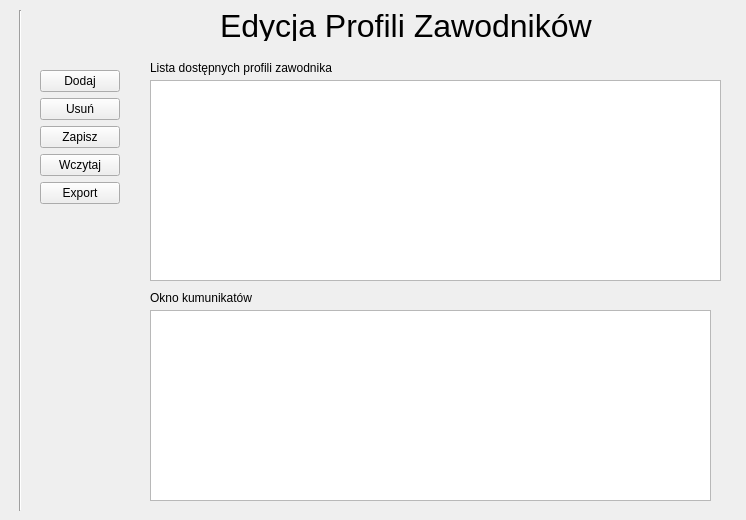
This is profilemanagement.ui in krzych/PingPongTM as Qt 5 draws it before an edit. The edited form follows.
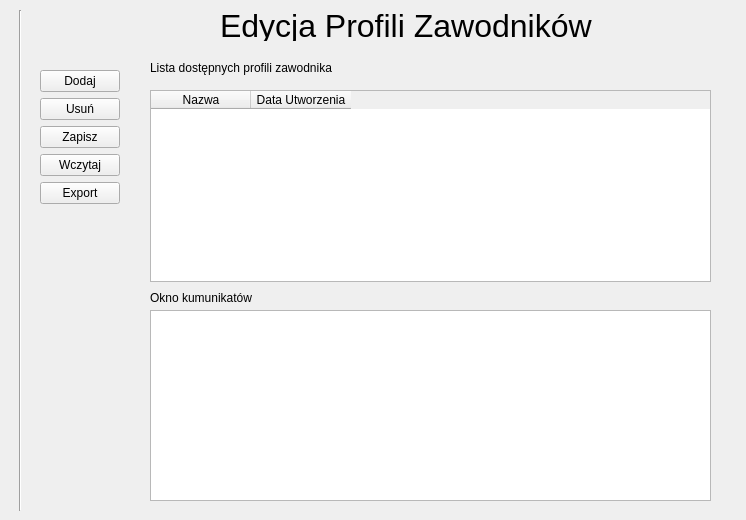
This is the edited form.

```diff
--- a/profilemanagement.ui
+++ b/profilemanagement.ui
@@ -104,16 +104,6 @@
     <string>Edycja Profili Zawodników </string>
    </property>
   </widget>
-  <widget class="QTableView" name="tableView">
-   <property name="geometry">
-    <rect>
-     <x>150</x>
-     <y>80</y>
-     <width>571</width>
-     <height>201</height>
-    </rect>
-   </property>
-  </widget>
   <widget class="QTextEdit" name="textEdit">
    <property name="geometry">
     <rect>
@@ -137,6 +127,26 @@
     <enum>Qt::Vertical</enum>
    </property>
   </widget>
+  <widget class="QTableWidget" name="tableWidget">
+   <property name="geometry">
+    <rect>
+     <x>150</x>
+     <y>90</y>
+     <width>561</width>
+     <height>192</height>
+    </rect>
+   </property>
+   <column>
+    <property name="text">
+     <string>Nazwa</string>
+    </property>
+   </column>
+   <column>
+    <property name="text">
+     <string>Data Utworzenia</string>
+    </property>
+   </column>
+  </widget>
  </widget>
  <resources/>
  <connections/>
```
